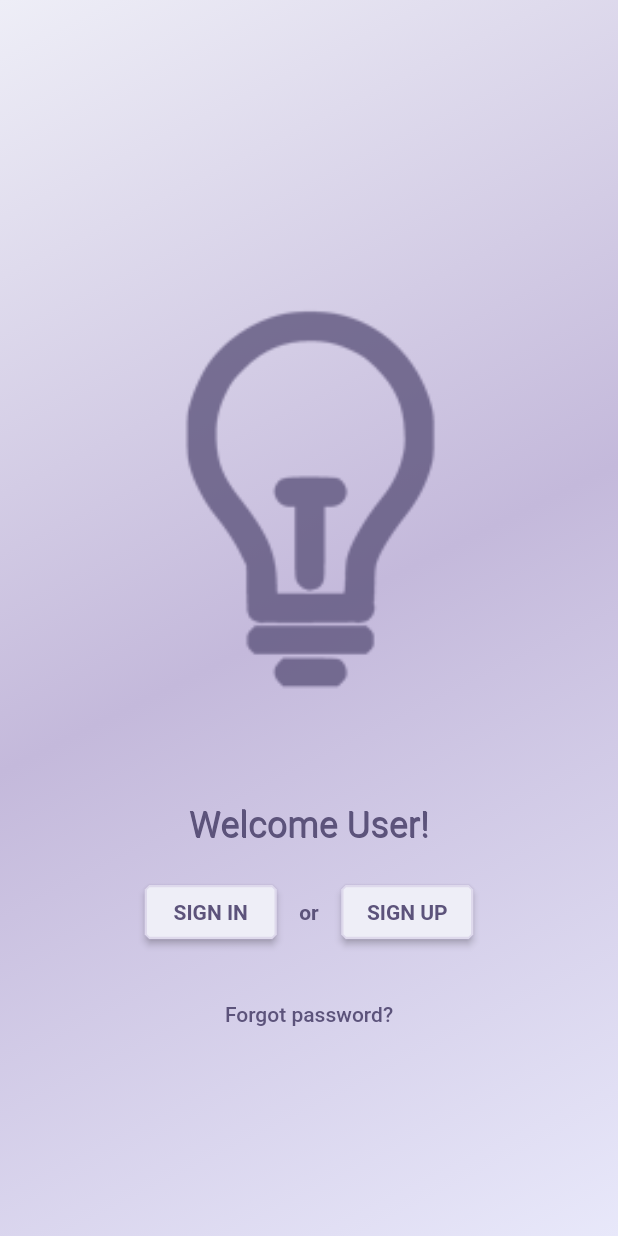
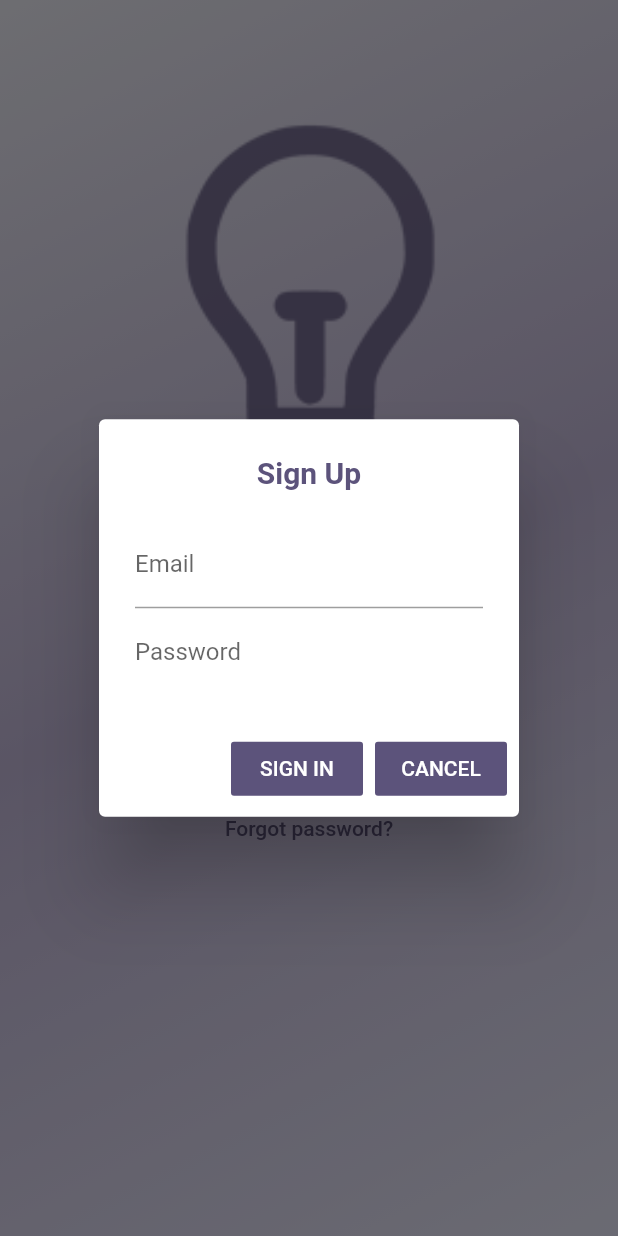
Before and after one commit to nikhiljainlive/Fundoo_Notes_Flutter, a Flutter app: the screen it shows after launch, after a tap on "SIGN IN", on a phone screen of 412 x 824 dp. Run offline on Flutter 3.47's test engine with Material 2 defaults, Android fonts, the light colour scheme and no system bars; our stand-ins replace sqflite, tuple; accounts and stored records are empty.

Commit message:
25 July- fixing screen rotation problem

```diff
--- a/lib/util/utils.dart
+++ b/lib/util/utils.dart
@@ -29,3 +29,22 @@ FlatButton createFlatButton(String text, Function onPressedAction) {
     color: primaryColor,
   );
 }
+
+TextField createField(
+    {@required String text,
+    TextAlign textAlign = TextAlign.left,
+    TextInputType textInputType = TextInputType.text,
+    TextInputAction textInputAction = TextInputAction.done,
+    bool isTextHidden = false}) {
+  return TextField(
+    obscureText: isTextHidden,
+    cursorColor: gradientCenterColor,
+    keyboardType: textInputType,
+    textAlign: textAlign,
+    textInputAction: textInputAction,
+    decoration: InputDecoration(
+      hasFloatingPlaceholder: true,
+      labelText: text,
+    ),
+  );
+}
--- a/lib/welcomepage/forgot_password_dialog.dart
+++ b/lib/welcomepage/forgot_password_dialog.dart
@@ -2,6 +2,7 @@ import 'package:flutter/material.dart';
 import '../util/colors.dart';
 import '../util/utils.dart';
 
+// TODO : change this , dialog failing to render in landscape mode
 void forgotPasswordSimpleDialog(BuildContext context) {
   showDialog(
     context: context,
--- a/lib/welcomepage/home.dart
+++ b/lib/welcomepage/home.dart
@@ -5,6 +5,7 @@ import '../util/colors.dart';
 import '../util/utils.dart';
 import 'forgot_password_dialog.dart';
 import '../welcomepage/sign_up_dialog.dart';
+import '../welcomepage/sign_in_dialog.dart';
 
 class Home extends StatelessWidget {
   @override
@@ -20,9 +21,10 @@ class Home extends StatelessWidget {
       ),
       child: Scaffold(
           backgroundColor: Colors.transparent,
-          resizeToAvoidBottomPadding: false,
           body: SafeArea(
-            child: _HomePage(),
+            child: SingleChildScrollView(
+              child: _HomePage(),
+            ),
           )),
     );
   }
@@ -50,6 +52,7 @@ class _HomePage extends StatelessWidget {
                   textString: 'Sign In',
                   action: () {
                     // show sign in dialog
+                    showSignInAlertDialog(context);
                     print('Sign In Pressed');
                   }),
               Padding(
--- /dev/null
+++ b/lib/welcomepage/sign_in_dialog.dart
@@ -0,0 +1,34 @@
+import 'package:flutter/material.dart';
+import 'package:fundoo_notes/util/colors.dart';
+import 'package:fundoo_notes/util/utils.dart';
+
+// TODO : change this , dialog failing to render in landscape mode
+void showSignInAlertDialog(BuildContext context) {
+  showDialog(
+      context: context,
+      barrierDismissible: false,
+      builder: (context) => AlertDialog(
+            title: Center(
+              child: Text(
+                'Sign Up',
+                style: TextStyle(
+                  fontWeight: FontWeight.bold,
+                  color: primaryColor,
+                ),
+              ),
+            ),
+            content: Container(
+              height: 110.0,
+              child: ListView(children: <Widget>[
+                createField(
+                      text: 'Email', textInputType: TextInputType.emailAddress),
+                  createField(text: 'Password', isTextHidden: true),
+              ],)
+            ),
+            actions: <Widget>[
+              createFlatButton('SIGN IN', () {}),
+              createFlatButton('CANCEL', () => Navigator.pop(context)),
+            ],
+            semanticLabel: 'Forgot password dialog showing...',
+          ));
+}
```
Also changed, not shown: lib/models/user.dart (added, +19 -0 lines), lib/welcomepage/sign_up_dialog.dart (+18 -27 lines).
